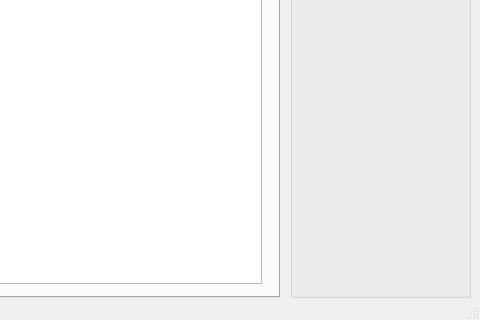
Qt form W_PREZENTACJI/mainwindow.ui (jakubarchabuz316285/EgzaminPrzedmiotowy_30-master) before a commit; both pictures show x 820 to 1300 and y 480 to 800 of the 1300 by 800 pixel window.
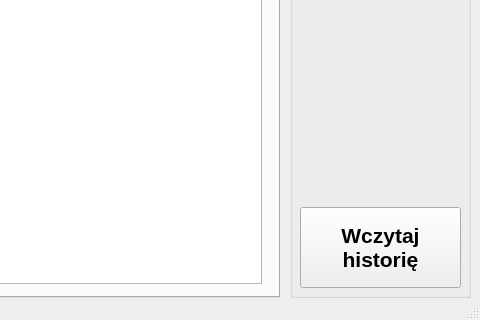
The same form after that commit.

Patch:
```diff
--- a/W_PREZENTACJI/mainwindow.ui
+++ b/W_PREZENTACJI/mainwindow.ui
@@ -123,6 +123,20 @@
       <string>Rozbij pytania</string>
      </property>
     </widget>
+    <widget class="QPushButton" name="wczytaj_historie_btn">
+     <property name="geometry">
+      <rect>
+       <x>10</x>
+       <y>670</y>
+       <width>161</width>
+       <height>81</height>
+      </rect>
+     </property>
+     <property name="text">
+      <string>Wczytaj 
+historię</string>
+     </property>
+    </widget>
    </widget>
    <widget class="QTabWidget" name="tabBloki">
     <property name="geometry">
```
Left out of the diff: 10 changed lines with no effect on the pictures.
